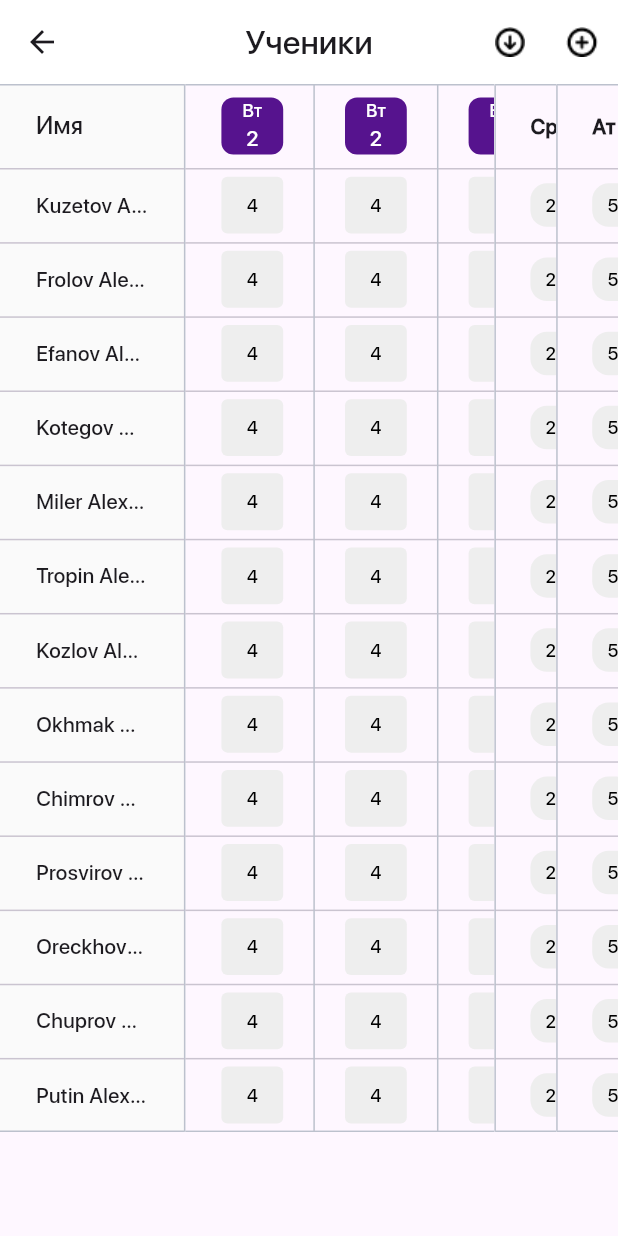
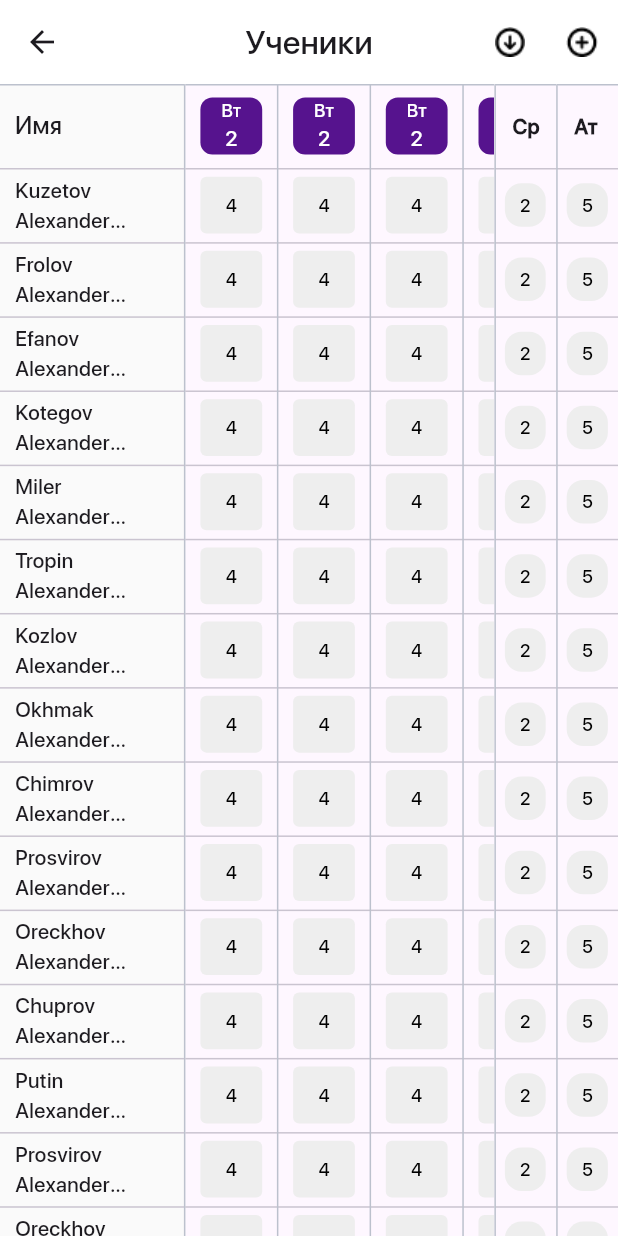
Before and after one commit to Kuzetov-Alexander/school_journal, a Flutter app: the LandingPage screen opened by its route, on a phone screen of 412 x 824 dp. Run offline on Flutter 3.47's test engine with Material 2 defaults, Android fonts, the phone set to English and light mode, and no system bars; our stand-ins replace dartz, equatable, firebase_auth, firebase_core, flutter_bloc, go_router; missing offline and left inert: adaptive_action_sheet; accounts and stored records are empty.

Commit message:
table_refac

```diff
--- a/lib/features/student_scores/presentation/pages/student_scores.dart
+++ b/lib/features/student_scores/presentation/pages/student_scores.dart
@@ -7,11 +7,9 @@ import 'package:school_journal/features/student_scores/presentation/widgets/scor
 import 'package:school_journal/features/student_scores/presentation/widgets/student_profile.dart';
 
 class LandingPage extends StatefulWidget {
-  LandingPage({
-    Key? key,
-  }) : super(key: key);
+  LandingPage({super.key});
 
-  List allUsers = <String>[
+  final List<String> allUsers = <String>[
     'Kuzetov Alexander Olegovich',
     'Frolov Alexander Olegovich',
     'Efanov Alexander Olegovich',
@@ -21,6 +19,10 @@ class LandingPage extends StatefulWidget {
     'Kozlov Alexander Olegovich',
     'Okhmak Alexander Olegovich',
     'Chimrov Alexander Olegovich',
+    'Prosvirov Alexander Olegovich',
+    'Oreckhov Alexander Olegovich',
+    'Chuprov Alexander Olegovich',
+    'Putin Alexander Olegovich',
     'Prosvirov Alexander Olegovich',
     'Oreckhov Alexander Olegovich',
     'Chuprov Alexander Olegovich',
@@ -72,7 +74,8 @@ class LandingPageState extends State<LandingPage> {
           ),
         ],
       ),
-      body: Column(
+      body: SingleChildScrollView(
+        child: Column(
           crossAxisAlignment: CrossAxisAlignment.center,
           children: [
             Row(
@@ -83,6 +86,8 @@ class LandingPageState extends State<LandingPage> {
                   child: SizedBox(
                     width: widthScreen * 0.3,
                     child: DataTable(
+                      horizontalMargin: 10,
+                      checkboxHorizontalMargin: 0,
                       dataRowHeight: heightScreen * 0.06,
                       // dividerThickness: 0,
                       border: const TableBorder(
@@ -96,7 +101,6 @@ class LandingPageState extends State<LandingPage> {
                           color: AppColors.greyForTable,
                         ),
                       ),
-                    // columnSpacing: 10.0,
                       columns: const [
                         DataColumn(
                           label: Text(
@@ -130,10 +134,10 @@ class LandingPageState extends State<LandingPage> {
                                     );
                                   },
                                   child: Text(
-                                  '${widget.allUsers[index]}',
+                                    widget.allUsers[index],
                                     style: const TextStyle(
                                         overflow: TextOverflow.ellipsis),
-                                  maxLines: 1,
+                                    maxLines: 2,
                                   ),
                                 ),
                               ),
@@ -149,6 +153,8 @@ class LandingPageState extends State<LandingPage> {
                   child: SingleChildScrollView(
                     scrollDirection: Axis.horizontal,
                     child: DataTable(
+                      horizontalMargin: 10,
+
                       dataRowHeight: heightScreen * 0.06,
                       // dividerThickness: 0,
                       border: const TableBorder(
@@ -162,7 +168,7 @@ class LandingPageState extends State<LandingPage> {
                           color: AppColors.greyForTable,
                         ),
                       ),
-                    columnSpacing: widthScreen * 0.1,
+                      columnSpacing: widthScreen * 0.05,
                       columns: const [
                         DataColumn(label: DateWidget()),
                         DataColumn(label: DateWidget()),
@@ -178,19 +184,19 @@ class LandingPageState extends State<LandingPage> {
                       ],
                       rows: List<DataRow>.generate(
                         widget.allUsers.length,
-                      (int index) => const DataRow(
+                        (int index) => DataRow(
                           cells: [
-                          DataCell(ScoresWidget()),
-                          DataCell(ScoresWidget()),
-                          DataCell(ScoresWidget()),
-                          DataCell(ScoresWidget()),
-                          DataCell(ScoresWidget()),
-                          DataCell(ScoresWidget()),
-                          DataCell(ScoresWidget()),
-                          DataCell(ScoresWidget()),
-                          DataCell(ScoresWidget()),
-                          DataCell(ScoresWidget()),
-                          DataCell(ScoresWidget()),
+                            DataCell(ScoresWidget(list: widget.allUsers)),
+                            DataCell(ScoresWidget(list: widget.allUsers)),
+                            DataCell(ScoresWidget(list: widget.allUsers)),
+                            DataCell(ScoresWidget(list: widget.allUsers)),
+                            DataCell(ScoresWidget(list: widget.allUsers)),
+                            DataCell(ScoresWidget(list: widget.allUsers)),
+                            DataCell(ScoresWidget(list: widget.allUsers)),
+                            DataCell(ScoresWidget(list: widget.allUsers)),
+                            DataCell(ScoresWidget(list: widget.allUsers)),
+                            DataCell(ScoresWidget(list: widget.allUsers)),
+                            DataCell(ScoresWidget(list: widget.allUsers)),
                           ],
                         ),
                       ),
@@ -200,6 +206,7 @@ class LandingPageState extends State<LandingPage> {
                 SizedBox(
                   width: widthScreen * 0.1,
                   child: DataTable(
+                    horizontalMargin: 7,
                     clipBehavior: Clip.hardEdge,
                     dataRowHeight: heightScreen * 0.06,
                     // dividerThickness: 0,
@@ -216,10 +223,13 @@ class LandingPageState extends State<LandingPage> {
                     ),
                     columns: const [
                       DataColumn(
-                      label: Text(
+                        label: Padding(
+                          padding: EdgeInsets.all(5),
+                          child: Text(
                             'Ср',
                             style: TextStyle(
                                 fontSize: 14, fontWeight: FontWeight.w700),
+                          ),
                         ),
                       ),
                     ],
@@ -240,6 +250,7 @@ class LandingPageState extends State<LandingPage> {
                 SizedBox(
                   width: widthScreen * 0.1,
                   child: DataTable(
+                    horizontalMargin: 7,
                     dataRowHeight: heightScreen * 0.06,
                     // dividerThickness: 0,
                     border: const TableBorder(
@@ -255,10 +266,13 @@ class LandingPageState extends State<LandingPage> {
                     ),
                     columns: const [
                       DataColumn(
-                      label: Text(
+                        label: Padding(
+                          padding: EdgeInsets.all(5),
+                          child: Text(
                             'Ат',
                             style: TextStyle(
                                 fontSize: 14, fontWeight: FontWeight.w700),
+                          ),
                         ),
                       ),
                     ],
@@ -280,6 +294,7 @@ class LandingPageState extends State<LandingPage> {
             ),
           ],
         ),
+      ),
     );
   }
 }
--- a/lib/features/student_scores/presentation/widgets/scores_widget.dart
+++ b/lib/features/student_scores/presentation/widgets/scores_widget.dart
@@ -2,7 +2,8 @@ import 'package:flutter/material.dart';
 import 'package:school_journal/features/student_scores/presentation/widgets/edit_scores_widget.dart';
 
 class ScoresWidget extends StatelessWidget {
-  const ScoresWidget({super.key});
+  const ScoresWidget({super.key, required this.list});
+  final List<String> list;
 
   @override
   Widget build(BuildContext context) {
@@ -29,7 +30,9 @@ class ScoresWidget extends StatelessWidget {
               ),
             ),
             context: context,
-            builder: (context) => const EditScoresWidget(),
+            builder: (context) => EditScoresWidget(
+              list: list,
+            ),
           );
         },
         child: Column(
--- a/lib/features/teacher_groups/Presentation/widgets/timer_picker_ios.dart
+++ b/lib/features/teacher_groups/Presentation/widgets/timer_picker_ios.dart
@@ -3,11 +3,11 @@ import 'package:flutter/material.dart';
 import 'package:school_journal/common/color.dart';
 
 class IosTimePicker extends StatefulWidget {
-  DateTime time;
-  String textTime;
+  final DateTime time;
+  final String textTime;
   final Function(DateTime)? onTimeSelected;
 
-  IosTimePicker(
+  const IosTimePicker(
       {super.key,
       required this.time,
       required this.textTime,
```
Also changed, not shown: lib/features/student_scores/presentation/widgets/edit_scores_widget.dart (+212 -92 lines), lib/features/teacher_groups/Presentation/widgets/lessons_in_group_widget.dart (+4 -4 lines), assets/images/plus_icon.png (added). Lines whose indentation alone changed are shown as unchanged.
